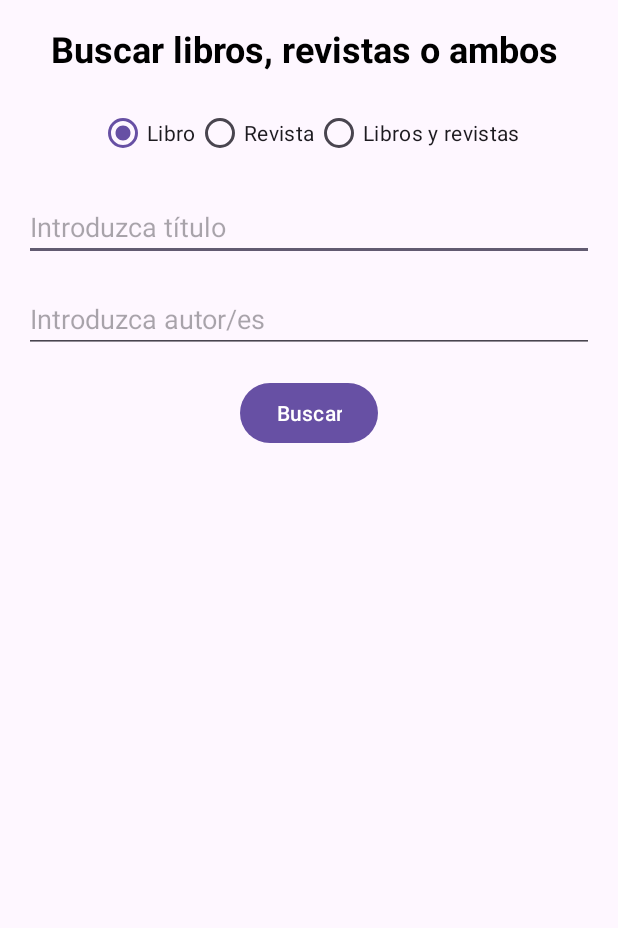
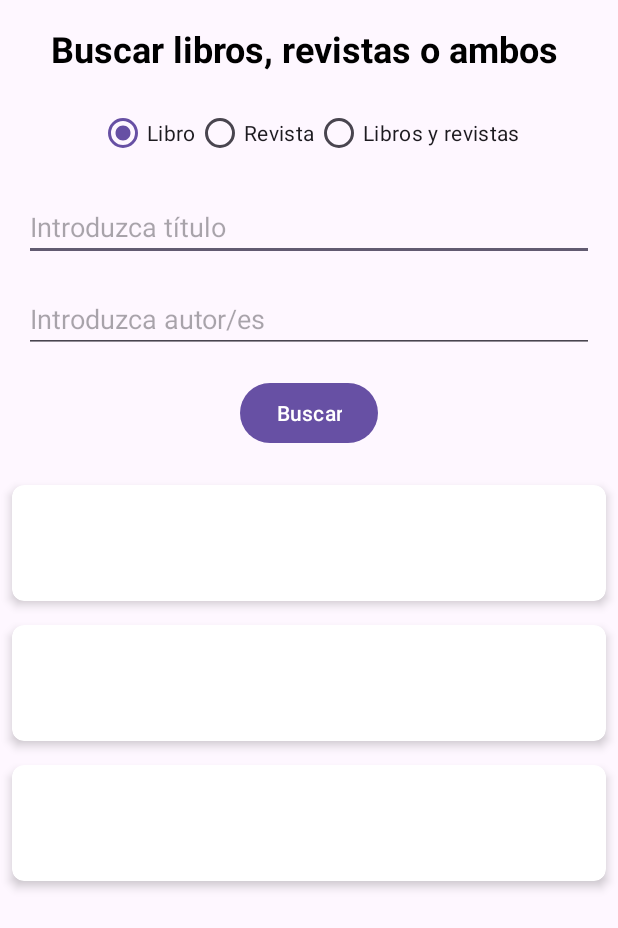
Before and after one commit to Jackknife95/PAD_24-25, an Android app: the layout activity_main.xml on its own in the app's theme, with its tools: preview values and no code run, on a phone screen of 412 x 824 dp. Shown: the top 928 px of the screen. Run offline under Robolectric (Android 15) with nearby library versions, the phone set to English and light mode, and no system bars.

Commit message:
CardView

```diff
--- a/app/src/main/res/layout/book_item.xml
+++ b/app/src/main/res/layout/book_item.xml
@@ -1,5 +1,13 @@
 <?xml version="1.0" encoding="utf-8"?>
-<LinearLayout xmlns:android="http://schemas.android.com/apk/res/android"
+<androidx.cardview.widget.CardView xmlns:android="http://schemas.android.com/apk/res/android"
+    android:layout_width="match_parent"
+    android:layout_height="wrap_content"
+    xmlns:app="http://schemas.android.com/apk/res-auto"
+    android:layout_margin="8dp"
+    app:cardCornerRadius="8dp"
+    app:cardElevation="4dp">
+
+    <LinearLayout
         android:layout_width="match_parent"
         android:layout_height="wrap_content"
         android:orientation="vertical"
@@ -22,5 +30,6 @@ android:padding="16dp">
             android:textSize="14sp"
             android:text=""
             android:textColor="@android:color/darker_gray"/>
+    </LinearLayout>
 
-</LinearLayout>
+</androidx.cardview.widget.CardView>
```
Lines whose indentation alone changed are shown as unchanged.
